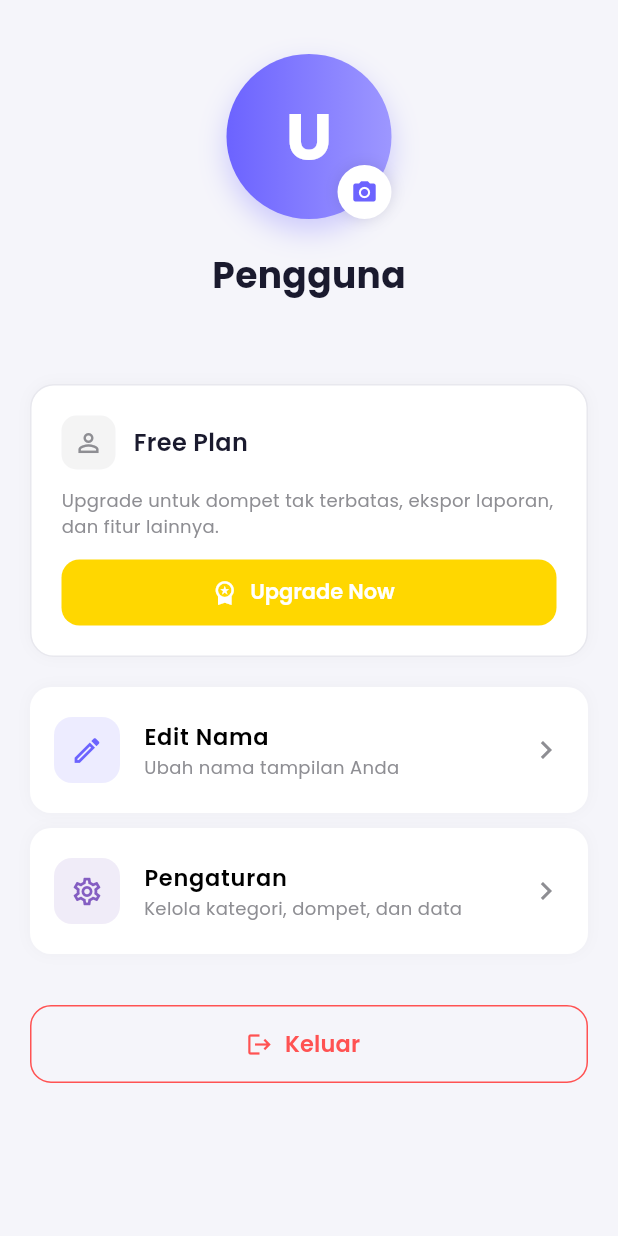
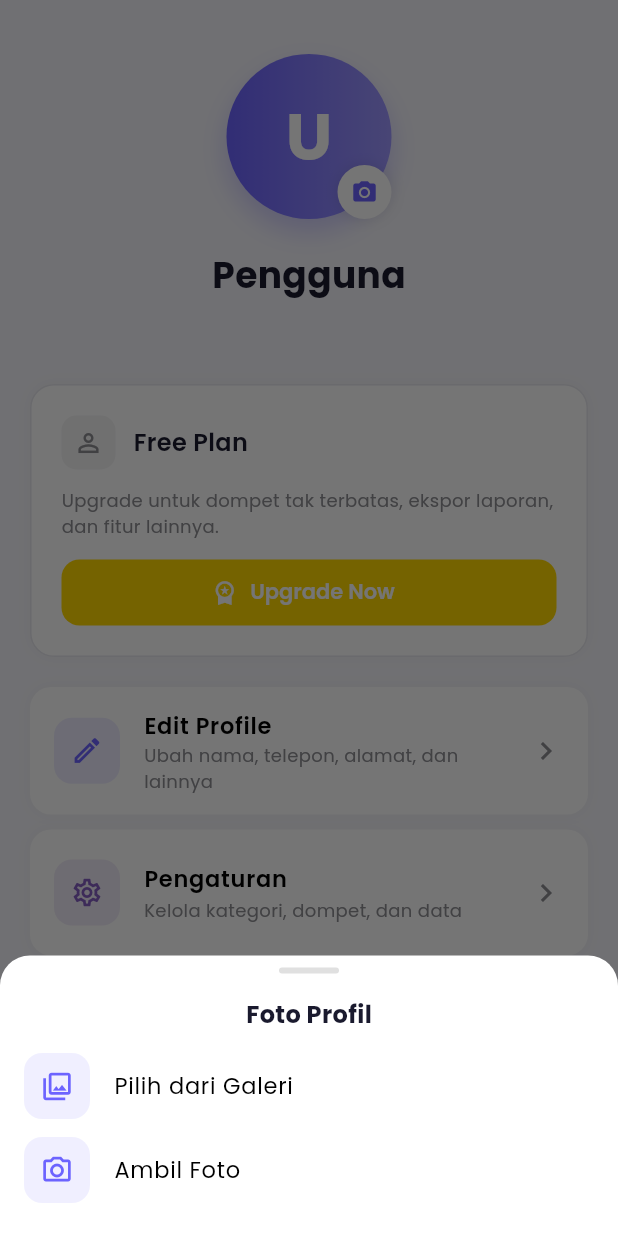
Before and after one commit to muhamadairul/personal-finance-mobile, a Flutter app: the ProfileScreen screen opened directly, after a tap on an icon or button, on a phone screen of 412 x 824 dp. Run offline on Flutter 3.47's test engine with Material 3 defaults, Android fonts, the phone set to English and light mode, and no system bars; our stand-ins replace dio, file_picker, fl_chart, flutter_riverpod, flutter_secure_storage, flutter_slidable and 2 more; accounts and stored records are empty.

Commit message:
feat: implement user authentication, registration, and profile management including profile editing and photo handling.

```diff
--- a/lib/app.dart
+++ b/lib/app.dart
@@ -15,6 +15,7 @@ import 'package:pencatat_keuangan/screens/category/category_form_screen.dart';
 import 'package:pencatat_keuangan/screens/wallet/wallet_list_screen.dart';
 import 'package:pencatat_keuangan/screens/wallet/wallet_form_screen.dart';
 import 'package:pencatat_keuangan/screens/settings/settings_screen.dart';
+import 'package:pencatat_keuangan/screens/profile/edit_profile_screen.dart';
 
 // Theme mode provider
 final themeModeProvider = StateProvider<ThemeMode>((ref) => ThemeMode.light);
@@ -49,6 +50,7 @@ class PencatatKeuanganApp extends ConsumerWidget {
         '/wallets': (context) => const WalletListScreen(),
         '/wallets/form': (context) => const WalletFormScreen(),
         '/settings': (context) => const SettingsScreen(),
+        '/profile/edit': (context) => const EditProfileScreen(),
       },
     );
   }
--- a/lib/config/api_config.dart
+++ b/lib/config/api_config.dart
@@ -1,6 +1,5 @@
 class ApiConfig {
-  static const String baseUrl =
-      'https://6948-103-93-93-123.ngrok-free.app/api';
+  static const String baseUrl = 'https://6948-103-93-93-123.ngrok-free.app/api';
 
   // Auth endpoints
   static const String login = '/login';
@@ -34,4 +33,5 @@ class ApiConfig {
   // Profile
   static const String updateProfile = '/user/profile';
   static const String uploadPhoto = '/user/photo';
+  static const String deletePhoto = '/user/photo';
 }
--- a/lib/screens/profile/profile_screen.dart
+++ b/lib/screens/profile/profile_screen.dart
@@ -21,7 +21,6 @@ class _ProfileScreenState extends ConsumerState<ProfileScreen> {
   @override
   void initState() {
     super.initState();
-    // Listen for logout
     ref.listenManual(authProvider, (previous, next) {
       if (previous?.isAuthenticated == true && !next.isAuthenticated) {
         if (mounted) {
@@ -31,11 +30,126 @@ class _ProfileScreenState extends ConsumerState<ProfileScreen> {
     });
   }
 
-  Future<void> _pickAndUploadPhoto() async {
+  // ---------- Photo Options ----------
+
+  void _showPhotoOptions() {
+    final user = ref.read(authProvider).user;
+    final hasPhoto = user?.photoUrl != null;
+
+    showModalBottomSheet(
+      context: context,
+      shape: const RoundedRectangleBorder(
+        borderRadius: BorderRadius.vertical(top: Radius.circular(20)),
+      ),
+      builder: (ctx) => SafeArea(
+        child: Padding(
+          padding: const EdgeInsets.symmetric(vertical: 8),
+          child: Column(
+            mainAxisSize: MainAxisSize.min,
+            children: [
+              Container(
+                width: 40,
+                height: 4,
+                margin: const EdgeInsets.only(bottom: 16),
+                decoration: BoxDecoration(
+                  color: Colors.grey[300],
+                  borderRadius: BorderRadius.circular(2),
+                ),
+              ),
+              Text(
+                'Foto Profil',
+                style: GoogleFonts.poppins(
+                  fontSize: 16,
+                  fontWeight: FontWeight.bold,
+                ),
+              ),
+              const SizedBox(height: 8),
+              ListTile(
+                leading: Container(
+                  width: 44,
+                  height: 44,
+                  decoration: BoxDecoration(
+                    color: AppColors.primary.withValues(alpha: 0.1),
+                    borderRadius: BorderRadius.circular(12),
+                  ),
+                  child: const Icon(
+                    Icons.photo_library_outlined,
+                    color: AppColors.primary,
+                    size: 22,
+                  ),
+                ),
+                title: Text(
+                  'Pilih dari Galeri',
+                  style: GoogleFonts.poppins(fontSize: 15),
+                ),
+                onTap: () {
+                  Navigator.pop(ctx);
+                  _pickAndUploadPhoto(ImageSource.gallery);
+                },
+              ),
+              ListTile(
+                leading: Container(
+                  width: 44,
+                  height: 44,
+                  decoration: BoxDecoration(
+                    color: AppColors.primary.withValues(alpha: 0.1),
+                    borderRadius: BorderRadius.circular(12),
+                  ),
+                  child: const Icon(
+                    Icons.camera_alt_outlined,
+                    color: AppColors.primary,
+                    size: 22,
+                  ),
+                ),
+                title: Text(
+                  'Ambil Foto',
+                  style: GoogleFonts.poppins(fontSize: 15),
+                ),
+                onTap: () {
+                  Navigator.pop(ctx);
+                  _pickAndUploadPhoto(ImageSource.camera);
+                },
+              ),
+              if (hasPhoto)
+                ListTile(
+                  leading: Container(
+                    width: 44,
+                    height: 44,
+                    decoration: BoxDecoration(
+                      color: AppColors.expense.withValues(alpha: 0.1),
+                      borderRadius: BorderRadius.circular(12),
+                    ),
+                    child: const Icon(
+                      Icons.delete_outline,
+                      color: AppColors.expense,
+                      size: 22,
+                    ),
+                  ),
+                  title: Text(
+                    'Hapus Foto',
+                    style: GoogleFonts.poppins(
+                      fontSize: 15,
+                      color: AppColors.expense,
+                    ),
+                  ),
+                  onTap: () {
+                    Navigator.pop(ctx);
+                    _deletePhoto();
+                  },
+                ),
+              const SizedBox(height: 8),
+            ],
+          ),
+        ),
+      ),
+    );
+  }
+
+  Future<void> _pickAndUploadPhoto(ImageSource source) async {
     try {
       final picker = ImagePicker();
       final picked = await picker.pickImage(
-        source: ImageSource.gallery,
+        source: source,
         maxWidth: 800,
         maxHeight: 800,
         imageQuality: 85,
@@ -67,7 +181,7 @@ class _ProfileScreenState extends ConsumerState<ProfileScreen> {
         setState(() => _isUploading = false);
         ScaffoldMessenger.of(context).showSnackBar(
           SnackBar(
-            content: Text('Gagal membuka galeri: $e'),
+            content: Text('Gagal membuka kamera/galeri: $e'),
             backgroundColor: AppColors.expense,
           ),
         );
@@ -75,74 +189,23 @@ class _ProfileScreenState extends ConsumerState<ProfileScreen> {
     }
   }
 
-  void _showEditNameDialog() {
-    final nameController = TextEditingController(
-      text: ref.read(authProvider).user?.name ?? '',
-    );
-
-    showDialog(
-      context: context,
-      builder: (ctx) => AlertDialog(
-        shape: RoundedRectangleBorder(borderRadius: BorderRadius.circular(16)),
-        title: Text(
-          'Edit Nama',
-          style: GoogleFonts.poppins(fontWeight: FontWeight.bold),
-        ),
-        content: TextField(
-          controller: nameController,
-          autofocus: true,
-          decoration: InputDecoration(
-            labelText: 'Nama',
-            hintText: 'Masukkan nama Anda',
-            border: OutlineInputBorder(borderRadius: BorderRadius.circular(12)),
-          ),
-        ),
-        actions: [
-          TextButton(
-            onPressed: () => Navigator.pop(ctx),
-            child: Text('Batal', style: GoogleFonts.poppins()),
-          ),
-          ElevatedButton(
-            onPressed: () async {
-              final name = nameController.text.trim();
-              if (name.isEmpty) return;
-
-              Navigator.pop(ctx);
-
-              final success = await ref
-                  .read(authProvider.notifier)
-                  .updateProfile(name);
-
+  Future<void> _deletePhoto() async {
+    setState(() => _isUploading = true);
+    final success = await ref.read(authProvider.notifier).deletePhoto();
     if (mounted) {
+      setState(() => _isUploading = false);
       ScaffoldMessenger.of(context).showSnackBar(
         SnackBar(
           content: Text(
-                      success
-                          ? 'Nama berhasil diperbarui'
-                          : 'Gagal memperbarui nama',
+            success ? 'Foto profil berhasil dihapus' : 'Gagal menghapus foto',
           ),
-                    backgroundColor: success
-                        ? AppColors.income
-                        : AppColors.expense,
+          backgroundColor: success ? AppColors.income : AppColors.expense,
         ),
       );
     }
-            },
-            style: ElevatedButton.styleFrom(
-              backgroundColor: AppColors.primary,
-              shape: RoundedRectangleBorder(
-                borderRadius: BorderRadius.circular(10),
-              ),
-            ),
-            child: Text(
-              'Simpan',
-              style: GoogleFonts.poppins(color: Colors.white),
-            ),
-          ),
-        ],
-      ),
-    );
   }
+
+  // ---------- Logout ----------
 
   void _confirmLogout() {
     showDialog(
@@ -177,6 +240,8 @@ class _ProfileScreenState extends ConsumerState<ProfileScreen> {
     );
   }
 
+  // ---------- Build ----------
+
   @override
   Widget build(BuildContext context) {
     final authState = ref.watch(authProvider);
@@ -193,7 +258,7 @@ class _ProfileScreenState extends ConsumerState<ProfileScreen> {
 
               // Profile Photo
               GestureDetector(
-                onTap: _isUploading ? null : _pickAndUploadPhoto,
+                onTap: _isUploading ? null : _showPhotoOptions,
                 child: Stack(
                   children: [
                     Container(
@@ -277,6 +342,33 @@ class _ProfileScreenState extends ConsumerState<ProfileScreen> {
                   color: AppColors.textSecondary,
                 ),
               ),
+
+              // Detail info chips
+              if (user?.phone != null || user?.gender != null) ...[
+                const SizedBox(height: 12),
+                Wrap(
+                  spacing: 8,
+                  runSpacing: 8,
+                  alignment: WrapAlignment.center,
+                  children: [
+                    if (user?.phone != null)
+                      _infoChip(Icons.phone_outlined, user!.phone!),
+                    if (user?.gender != null)
+                      _infoChip(
+                        Icons.person_outline,
+                        user!.gender == 'L' ? 'Laki-laki' : 'Perempuan',
+                      ),
+                    if (user?.dateOfBirth != null)
+                      _infoChip(
+                        Icons.cake_outlined,
+                        DateFormat(
+                          'd MMM yyyy',
+                          'id_ID',
+                        ).format(user!.dateOfBirth!),
+                      ),
+                  ],
+                ),
+              ],
               const SizedBox(height: 32),
 
               // Subscription Status Card
@@ -287,9 +379,17 @@ class _ProfileScreenState extends ConsumerState<ProfileScreen> {
               _menuTile(
                 icon: Icons.edit_outlined,
                 color: AppColors.primary,
-                title: 'Edit Nama',
-                subtitle: 'Ubah nama tampilan Anda',
-                onTap: _showEditNameDialog,
+                title: 'Edit Profile',
+                subtitle: 'Ubah nama, telepon, alamat, dan lainnya',
+                onTap: () async {
+                  final result = await Navigator.pushNamed(
+                    context,
+                    '/profile/edit',
+                  );
+                  if (result == true) {
+                    // Profile updated — state already refreshed via provider
+                  }
+                },
               ),
               _menuTile(
                 icon: Icons.settings_outlined,
@@ -327,6 +427,32 @@ class _ProfileScreenState extends ConsumerState<ProfileScreen> {
             ],
           ),
         ),
+      ),
+    );
+  }
+
+  Widget _infoChip(IconData icon, String text) {
+    return Container(
+      padding: const EdgeInsets.symmetric(horizontal: 12, vertical: 6),
+      decoration: BoxDecoration(
+        color: Colors.white,
+        borderRadius: BorderRadius.circular(20),
+        border: Border.all(color: AppColors.border),
+      ),
+      child: Row(
+        mainAxisSize: MainAxisSize.min,
+        children: [
+          Icon(icon, size: 14, color: AppColors.textSecondary),
+          const SizedBox(width: 6),
+          Text(
+            text,
+            style: GoogleFonts.poppins(
+              fontSize: 12,
+              color: AppColors.textSecondary,
+              fontWeight: FontWeight.w500,
+            ),
+          ),
+        ],
       ),
     );
   }
@@ -398,7 +524,6 @@ class _ProfileScreenState extends ConsumerState<ProfileScreen> {
     final isPro = user?.isPro ?? false;
 
     if (isPro) {
-      // Pro Plan Card
       final expiry = user?.subscriptionUntil;
       final expiryText = expiry != null
           ? 'Berlaku hingga ${DateFormat('d MMMM yyyy', 'id_ID').format(expiry)}'
@@ -456,7 +581,6 @@ class _ProfileScreenState extends ConsumerState<ProfileScreen> {
       );
     }
 
-    // Free Plan Card
     return Container(
       width: double.infinity,
       padding: const EdgeInsets.all(20),
```
Also changed, not shown: lib/models/user.dart (+26 -0 lines), lib/providers/auth_provider.dart (+18 -3 lines), lib/screens/profile/edit_profile_screen.dart (added, +366 -0 lines). Lines whose indentation alone changed are shown as unchanged.
